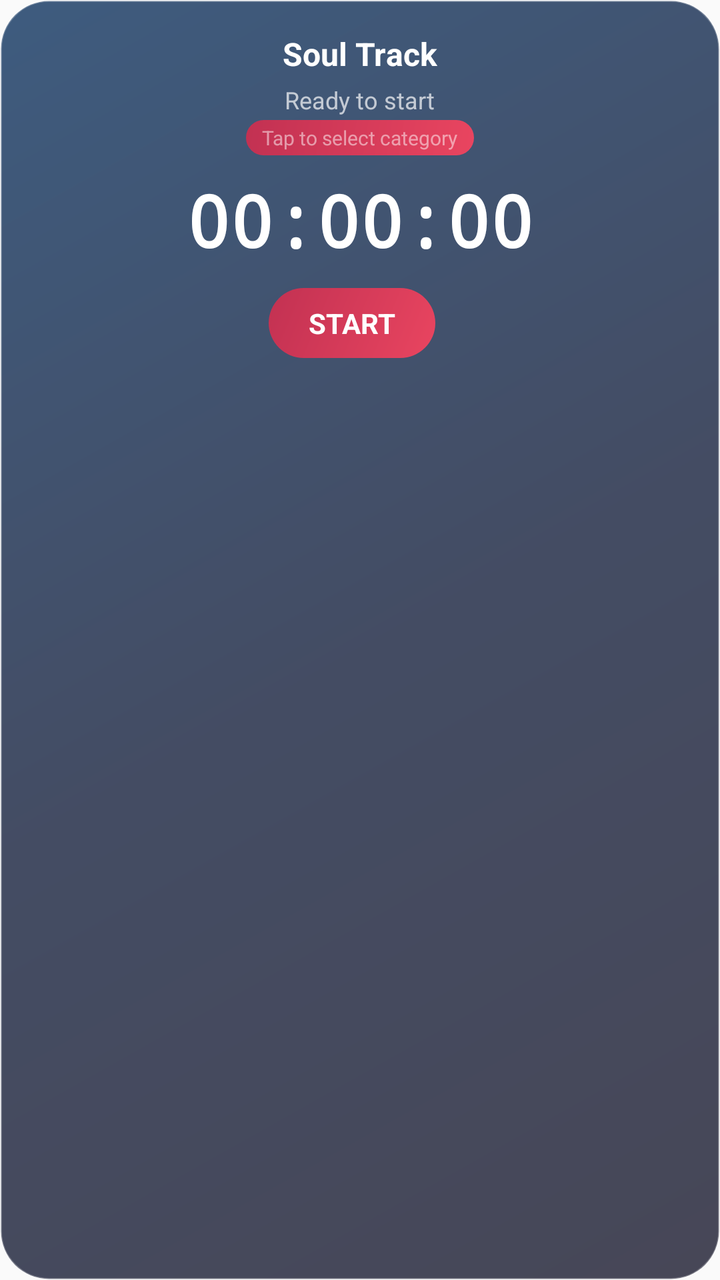
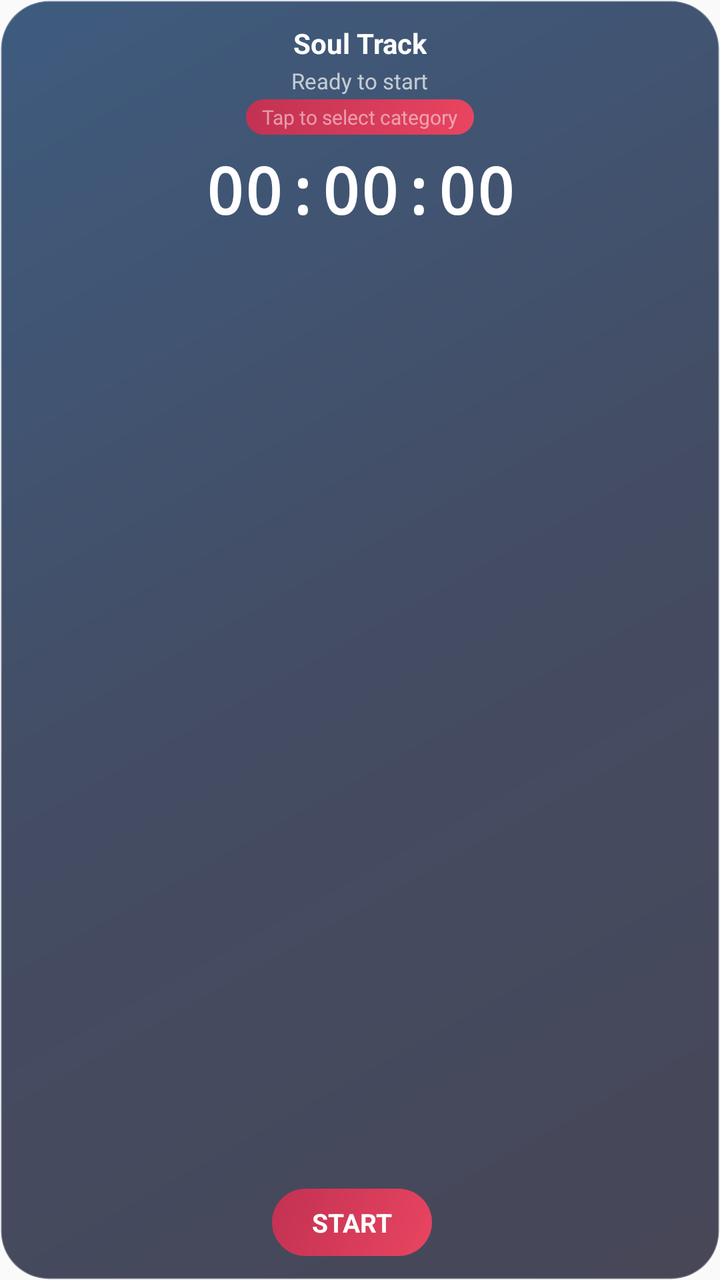

Two renders of the same Android screen: before a commit and after it. Below are the layout's source before the change and the commit's diff.
<!-- AndroidManifest.xml: application theme Theme.DailyTrack -->
<!-- res/layout/widget_timer.xml -->
<?xml version="1.0" encoding="utf-8"?>
<RelativeLayout xmlns:android="http://schemas.android.com/apk/res/android"
    android:id="@+id/widget_root"
    android:layout_width="match_parent"
    android:layout_height="match_parent"
    android:background="@drawable/widget_background"
    android:padding="16dp">

    <TextView
        android:id="@+id/widget_title"
        android:layout_width="wrap_content"
        android:layout_height="wrap_content"
        android:layout_alignParentTop="true"
        android:layout_centerHorizontal="true"
        android:text="Soul Track"
        android:textColor="#FFFFFF"
        android:textSize="16sp"
        android:textStyle="bold" />

    <TextView
        android:id="@+id/widget_session_name"
        android:layout_width="wrap_content"
        android:layout_height="wrap_content"
        android:layout_below="@id/widget_title"
        android:layout_centerHorizontal="true"
        android:layout_marginTop="4dp"
        android:text="Ready to start"
        android:textColor="#B0FFFFFF"
        android:textSize="12sp" />

    <TextView
        android:id="@+id/widget_category"
        android:layout_width="wrap_content"
        android:layout_height="wrap_content"
        android:layout_below="@id/widget_session_name"
        android:layout_centerHorizontal="true"
        android:layout_marginTop="2dp"
        android:text="Tap to select category"
        android:textColor="#80FFFFFF"
        android:textSize="10sp"
        android:background="@drawable/widget_button_background"
        android:paddingHorizontal="8dp"
        android:paddingVertical="2dp" />

    <TextView
        android:id="@+id/widget_timer"
        android:layout_width="wrap_content"
        android:layout_height="wrap_content"
        android:layout_below="@id/widget_category"
        android:layout_centerHorizontal="true"
        android:layout_marginTop="8dp"
        android:text="00:00:00"
        android:textColor="#FFFFFF"
        android:textSize="36sp"
        android:textStyle="bold"
        android:fontFamily="monospace" />

    <TextView
        android:id="@+id/widget_quote"
        android:layout_width="match_parent"
        android:layout_height="wrap_content"
        android:layout_below="@id/widget_timer"
        android:layout_centerHorizontal="true"
        android:layout_marginTop="8dp"
        android:gravity="center"
        android:text=""
        android:textColor="#B0FFFFFF"
        android:textSize="11sp"
        android:fontFamily="serif"
        android:fontStyle="italic"
        android:maxLines="2"
        android:ellipsize="end"
        android:visibility="gone" />

    <TextView
        android:id="@+id/widget_quote_author"
        android:layout_width="wrap_content"
        android:layout_height="wrap_content"
        android:layout_below="@id/widget_quote"
        android:layout_centerHorizontal="true"
        android:layout_marginTop="2dp"
        android:text=""
        android:textColor="#80FFFFFF"
        android:textSize="9sp"
        android:visibility="gone" />

    <LinearLayout
        android:layout_width="match_parent"
        android:layout_height="wrap_content"
        android:layout_below="@id/widget_quote_author"
        android:layout_centerHorizontal="true"
        android:layout_marginTop="10dp"
        android:gravity="center"
        android:orientation="horizontal">

        <TextView
            android:id="@+id/widget_btn_start"
            android:layout_width="wrap_content"
            android:layout_height="wrap_content"
            android:background="@drawable/widget_button_background"
            android:paddingHorizontal="20dp"
            android:paddingVertical="8dp"
            android:text="START"
            android:textColor="#FFFFFF"
            android:textSize="14sp"
            android:textStyle="bold"
            android:layout_marginEnd="8dp" />

        <TextView
            android:id="@+id/widget_btn_stop"
            android:layout_width="wrap_content"
            android:layout_height="wrap_content"
            android:background="@drawable/widget_button_stop_background"
            android:paddingHorizontal="20dp"
            android:paddingVertical="8dp"
            android:text="STOP"
            android:textColor="#FFFFFF"
            android:textSize="14sp"
            android:textStyle="bold"
            android:layout_marginEnd="8dp"
            android:visibility="gone" />

        <TextView
            android:id="@+id/widget_btn_reset"
            android:layout_width="wrap_content"
            android:layout_height="wrap_content"
            android:background="@drawable/widget_button_background"
            android:paddingHorizontal="20dp"
            android:paddingVertical="8dp"
            android:text="RESET"
            android:textColor="#FFFFFF"
            android:textSize="14sp"
            android:textStyle="bold"
            android:visibility="gone" />
    </LinearLayout>

</RelativeLayout>
<!-- resources referenced by this layout -->
<resources>
  <!-- drawable widget_background (drawable) -->
  <?xml version="1.0" encoding="utf-8"?>
  <shape xmlns:android="http://schemas.android.com/apk/res/android"
      android:shape="rectangle">
      <gradient
          android:startColor="#CC1A1A2E"
          android:centerColor="#CC16213E"
          android:endColor="#CC0F3460"
          android:angle="135" />
      <corners android:radius="24dp" />
      <stroke
          android:width="1dp"
          android:color="#40FFFFFF" />
  </shape>
  <!-- drawable widget_button_background (drawable) -->
  <?xml version="1.0" encoding="utf-8"?>
  <shape xmlns:android="http://schemas.android.com/apk/res/android"
      android:shape="rectangle">
      <gradient
          android:startColor="#E94560"
          android:endColor="#C23152"
          android:angle="135" />
      <corners android:radius="20dp" />
  </shape>
  <!-- drawable widget_button_stop_background (drawable) -->
  <?xml version="1.0" encoding="utf-8"?>
  <shape xmlns:android="http://schemas.android.com/apk/res/android"
      android:shape="rectangle">
      <gradient
          android:startColor="#FF6B6B"
          android:endColor="#EE5A5A"
          android:angle="135" />
      <corners android:radius="20dp" />
  </shape>
  <style name="Theme.DailyTrack" parent="android:Theme.Material.Light.NoActionBar">
          <item name="android:statusBarColor">@android:color/transparent</item>
          <item name="android:navigationBarColor">@android:color/transparent</item>
          <item name="android:windowLightStatusBar">true</item>
      </style>
</resources>

<!-- the commit's change to res/layout/widget_timer.xml (unified diff, before → after) -->
@@ -4,7 +4,7 @@
     android:layout_width="match_parent"
     android:layout_height="match_parent"
     android:background="@drawable/widget_background"
-    android:padding="16dp">
+    android:padding="12dp">
 
     <TextView
         android:id="@+id/widget_title"
@@ -14,7 +14,7 @@
         android:layout_centerHorizontal="true"
         android:text="Soul Track"
         android:textColor="#FFFFFF"
-        android:textSize="16sp"
+        android:textSize="14sp"
         android:textStyle="bold" />
 
     <TextView
@@ -23,10 +23,10 @@
         android:layout_height="wrap_content"
         android:layout_below="@id/widget_title"
         android:layout_centerHorizontal="true"
-        android:layout_marginTop="4dp"
+        android:layout_marginTop="2dp"
         android:text="Ready to start"
         android:textColor="#B0FFFFFF"
-        android:textSize="12sp" />
+        android:textSize="11sp" />
 
     <TextView
         android:id="@+id/widget_category"
@@ -48,10 +48,10 @@
         android:layout_height="wrap_content"
         android:layout_below="@id/widget_category"
         android:layout_centerHorizontal="true"
-        android:layout_marginTop="8dp"
+        android:layout_marginTop="6dp"
         android:text="00:00:00"
         android:textColor="#FFFFFF"
-        android:textSize="36sp"
+        android:textSize="32sp"
         android:textStyle="bold"
         android:fontFamily="monospace" />
 
@@ -61,14 +61,14 @@
         android:layout_height="wrap_content"
         android:layout_below="@id/widget_timer"
         android:layout_centerHorizontal="true"
-        android:layout_marginTop="8dp"
+        android:layout_marginTop="4dp"
         android:gravity="center"
         android:text=""
         android:textColor="#B0FFFFFF"
-        android:textSize="11sp"
+        android:textSize="10sp"
         android:fontFamily="serif"
         android:fontStyle="italic"
-        android:maxLines="2"
+        android:maxLines="1"
         android:ellipsize="end"
         android:visibility="gone" />
 
@@ -78,18 +78,17 @@
         android:layout_height="wrap_content"
         android:layout_below="@id/widget_quote"
         android:layout_centerHorizontal="true"
-        android:layout_marginTop="2dp"
+        android:layout_marginTop="1dp"
         android:text=""
         android:textColor="#80FFFFFF"
-        android:textSize="9sp"
+        android:textSize="8sp"
         android:visibility="gone" />
 
     <LinearLayout
         android:layout_width="match_parent"
         android:layout_height="wrap_content"
-        android:layout_below="@id/widget_quote_author"
+        android:layout_alignParentBottom="true"
         android:layout_centerHorizontal="true"
-        android:layout_marginTop="10dp"
         android:gravity="center"
         android:orientation="horizontal">
 
@@ -102,7 +101,7 @@
             android:paddingVertical="8dp"
             android:text="START"
             android:textColor="#FFFFFF"
-            android:textSize="14sp"
+            android:textSize="13sp"
             android:textStyle="bold"
             android:layout_marginEnd="8dp" />
 
@@ -115,7 +114,7 @@
             android:paddingVertical="8dp"
             android:text="STOP"
             android:textColor="#FFFFFF"
-            android:textSize="14sp"
+            android:textSize="13sp"
             android:textStyle="bold"
             android:layout_marginEnd="8dp"
             android:visibility="gone" />
@@ -129,7 +128,7 @@
             android:paddingVertical="8dp"
             android:text="RESET"
             android:textColor="#FFFFFF"
-            android:textSize="14sp"
+            android:textSize="13sp"
             android:textStyle="bold"
             android:visibility="gone" />
     </LinearLayout>
